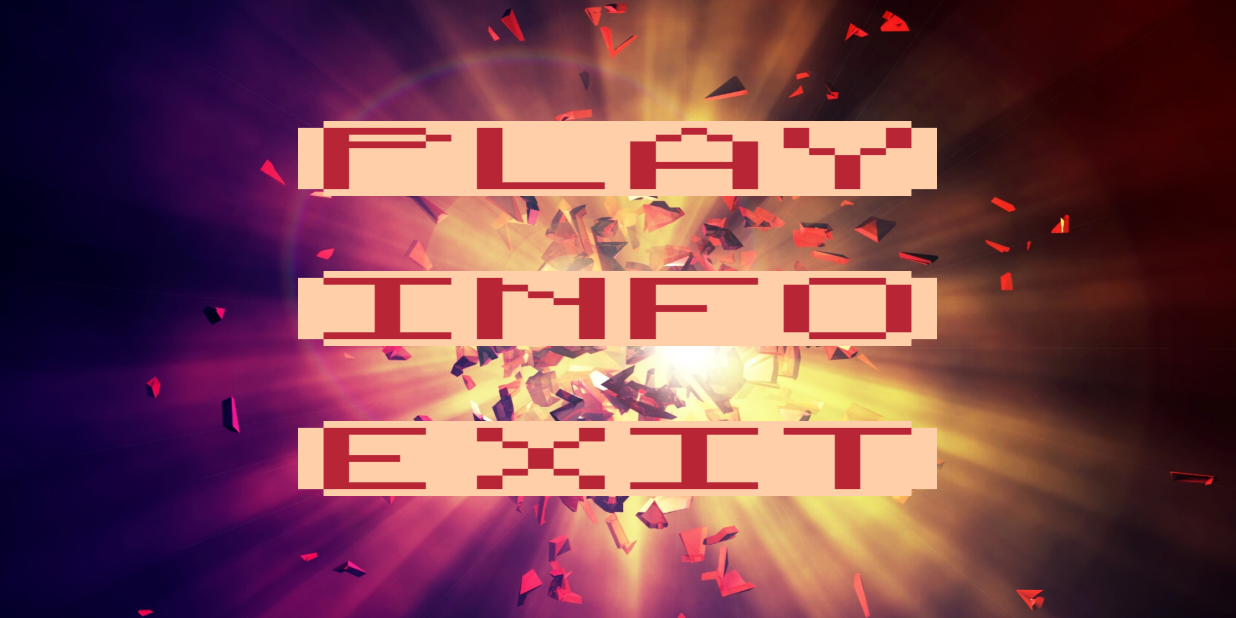
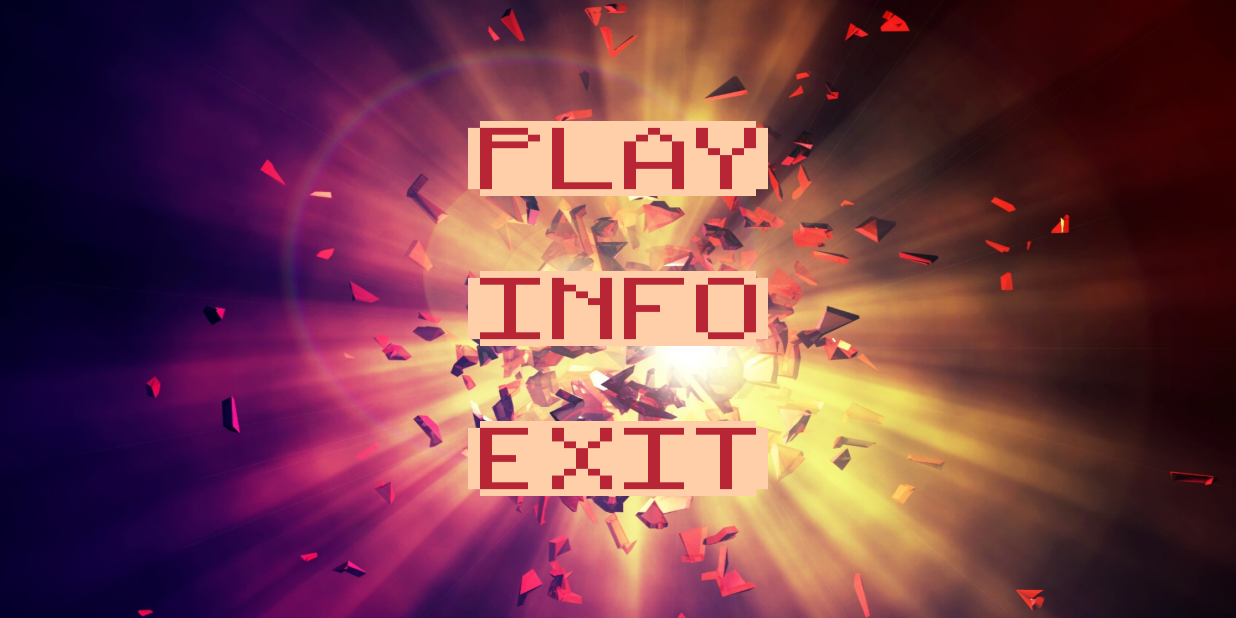
Before and after one commit to AnastasiaPetasova/Potions, an Android app: the screen it shows after launch (MenuActivity), on a phone screen of 824 x 412 dp (held sideways). Run offline under Robolectric (Android 15) with nearby library versions, the light colour scheme and no system bars.

Commit message:
Changed menu buttons width

```diff
--- a/app/src/main/res/layout/activity_menu.xml
+++ b/app/src/main/res/layout/activity_menu.xml
@@ -18,17 +18,17 @@
         >
         <ImageButton
             android:id="@+id/info_button"
-            android:layout_width="wrap_content"
+            android:layout_width="200dp"
             android:layout_height="50dp"
+            android:layout_marginLeft="270dp"
             android:background="@drawable/info"
-            android:layout_marginLeft="270dp"
             android:layout_centerVertical="true"
             android:layout_centerHorizontal="true"
             android:onClick="info"/>
 
         <ImageButton
             android:id="@+id/play_button"
-            android:layout_width="wrap_content"
+            android:layout_width="200dp"
             android:layout_height="50dp"
             android:layout_marginLeft="270dp"
             android:layout_marginBottom="50dp"
@@ -41,11 +41,11 @@
 
         <ImageButton
             android:id="@+id/exit_button"
-            android:layout_width="wrap_content"
+            android:layout_width="200dp"
             android:layout_height="50dp"
-            android:background="@drawable/exit"
             android:layout_marginTop="50dp"
             android:layout_marginLeft="270dp"
+            android:background="@drawable/exit"
             android:layout_below="@id/info_button"
             android:layout_centerHorizontal="true"
             android:onClick="exit"/>
```
